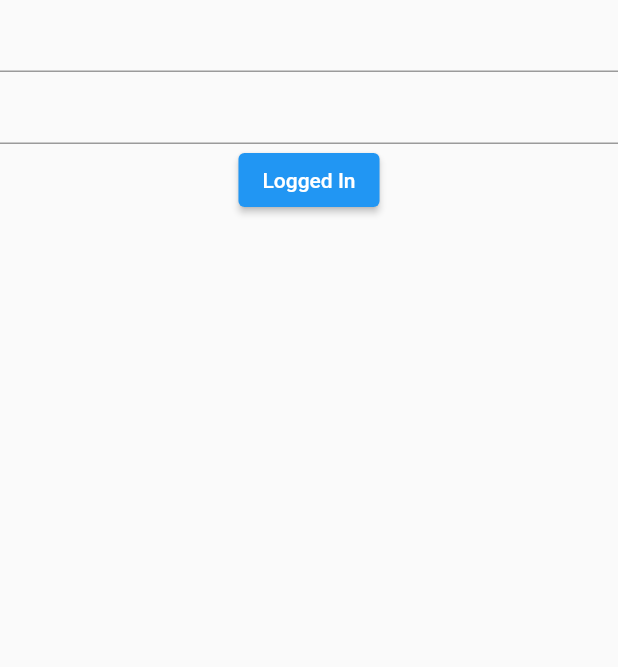
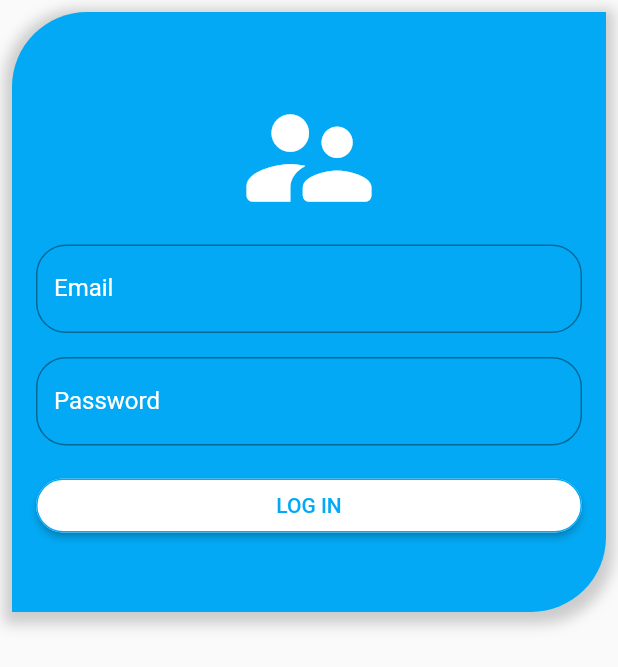
Before and after one commit to S-ecki/smart-city-ambience, a Flutter app: the LoginPage widget shown alone on an empty page, opened directly, on a phone screen of 412 x 824 dp. Shown: the top 667 px of the screen. Run offline on Flutter 3.47's test engine with Material 2 defaults, Android fonts, the light colour scheme and no system bars; our stand-ins replace firebase_auth, firebase_core; accounts and stored records are empty.

Commit message:
styled login page

```diff
--- a/lib/Authentification/LoginScreen.dart
+++ b/lib/Authentification/LoginScreen.dart
@@ -1,6 +1,8 @@
 import 'package:provider/provider.dart';
 import 'package:flutter/material.dart';
 import 'package:smart_city_ambience/Authentification/AuthService.dart';
+
+import 'Widgets/AuthInputField.dart';
 
 class LoginPage extends StatelessWidget {
   @override
@@ -8,23 +10,89 @@ class LoginPage extends StatelessWidget {
   final TextEditingController passwordController = TextEditingController();
 
   Widget build(BuildContext context) {
-    return Container(
+    return SingleChildScrollView(
+      child: Padding(
+        padding: const EdgeInsets.all(8.0),
+        child: Container(
+          height: 400,
+          decoration: BoxDecoration(
+            color: Colors.lightBlue,
+            borderRadius: BorderRadius.only(
+              topLeft: Radius.circular(50),
+              bottomRight: Radius.circular(50),
+            ),
+            boxShadow: [
+              BoxShadow(
+                color: Colors.grey.withOpacity(0.5),
+                spreadRadius: 5,
+                blurRadius: 7,
+                offset: Offset(0, 3), // changes position of shadow
+              ),
+            ],
+          ),
+          child: Padding(
+            padding: const EdgeInsets.all(16.0),
             child: Column(
+              mainAxisAlignment: MainAxisAlignment.center,
               children: [
-        TextField(
+                Container(
+                  margin: EdgeInsets.only(bottom: 8),
+                  width: double.infinity,
+                  child: Icon(
+                    Icons.supervisor_account_rounded,
+                    color: Colors.white,
+                    size: 100,
+                  ),
+                  decoration: BoxDecoration(
+                    color: Colors.lightBlue,
+                    borderRadius: BorderRadius.circular(20),
+                  ),
+                ),
+                AuthInputField(
                   controller: emailController,
+                  label: "Email",
                 ),
-        TextField(
+                Container(
+                  margin: EdgeInsets.only(top: 16),
+                  child: AuthInputField(
                     controller: passwordController,
+                    label: "Password",
                   ),
-        ElevatedButton(
+                ),
+                Container(
+                  width: double.infinity,
+                  margin: EdgeInsets.only(top: 16),
+                  child: ElevatedButton(
+                    style: ButtonStyle(
+                      shape: MaterialStateProperty.all<RoundedRectangleBorder>(
+                        RoundedRectangleBorder(
+                          borderRadius: BorderRadius.circular(20.0),
+                          side: BorderSide(color: Colors.lightBlue),
+                        ),
+                      ),
+                      backgroundColor:
+                          MaterialStateProperty.all<Color>(Colors.white),
+                    ),
                     onPressed: () {
+                      if (!(emailController.text.isNotEmpty &&
+                          passwordController.text.isNotEmpty)) {
+                        return;
+                      }
                       context.read<AuthServcice>().signIn(
-                mail: emailController.text, password: passwordController.text);
+                          mail: emailController.text,
+                          password: passwordController.text);
                     },
-          child: Text("Logged In"),
+                    child: Text(
+                      "LOG IN",
+                      style: TextStyle(color: Colors.lightBlue),
+                    ),
+                  ),
                 )
               ],
-    ));
+            ),
+          ),
+        ),
+      ),
+    );
   }
 }
--- /dev/null
+++ b/lib/Authentification/Widgets/AuthInputField.dart
@@ -0,0 +1,30 @@
+import 'package:flutter/material.dart';
+
+class AuthInputField extends StatelessWidget {
+  const AuthInputField(
+      {Key key, @required this.controller, @required this.label})
+      : super(key: key);
+
+  final TextEditingController controller;
+  final String label;
+
+  @override
+  Widget build(BuildContext context) {
+    return TextFormField(
+      controller: controller,
+      validator: (value) {
+        if (controller.text.isEmpty) return "Can't be empty";
+        return "";
+      },
+      decoration: InputDecoration(
+        border: OutlineInputBorder(
+          borderRadius: BorderRadius.circular(20),
+        ),
+        labelText: label,
+        labelStyle: TextStyle(
+          color: Colors.white,
+        ),
+      ),
+    );
+  }
+}
--- a/lib/Authentification/Widgets/AuthWrapper.dart
+++ b/lib/Authentification/Widgets/AuthWrapper.dart
@@ -2,7 +2,6 @@ import 'package:firebase_auth/firebase_auth.dart';
 import 'package:flutter/material.dart';
 import 'package:provider/provider.dart';
 import 'package:smart_city_ambience/Authentification/LoginScreen.dart';
-import 'package:smart_city_ambience/main.dart';
 
 /**
  * Listens to changes of authState and then decides
@@ -18,6 +17,6 @@ class AuthWrapper extends StatelessWidget {
     if (fireUser == null) {
       return LoginPage();
     }
-    return MyHomePage();
+    return LoginPage();
   }
 }
--- a/lib/main.dart
+++ b/lib/main.dart
@@ -42,14 +42,6 @@ class MyHomePage extends StatefulWidget {
 }
 
 class _MyHomePageState extends State<MyHomePage> {
-  int _counter = 0;
-
-  void _incrementCounter() {
-    setState(() {
-      _counter++;
-    });
-  }
-
   @override
   Widget build(BuildContext context) {
     return Scaffold(
```
Lines whose indentation alone changed are shown as unchanged.
